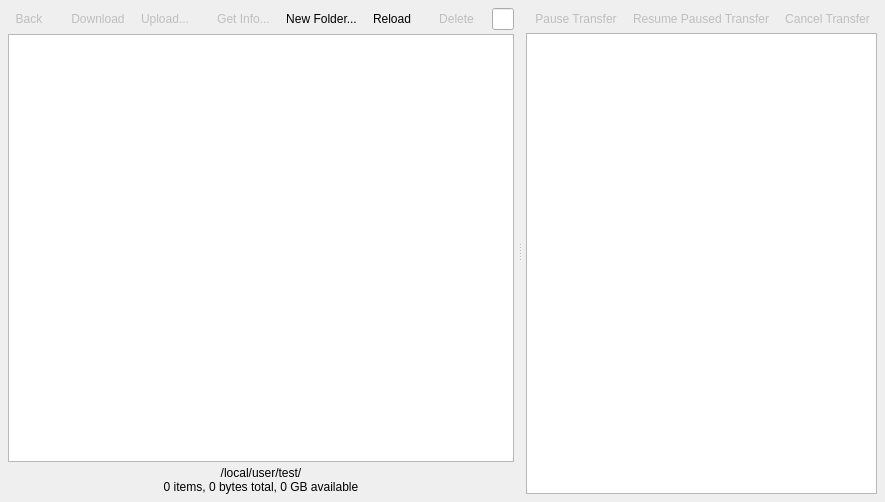
Before: the Qt Designer form qw_client/QwcFileBrowserWidget.ui in pcjpnet/qwired-suite, drawn with Qt 5.
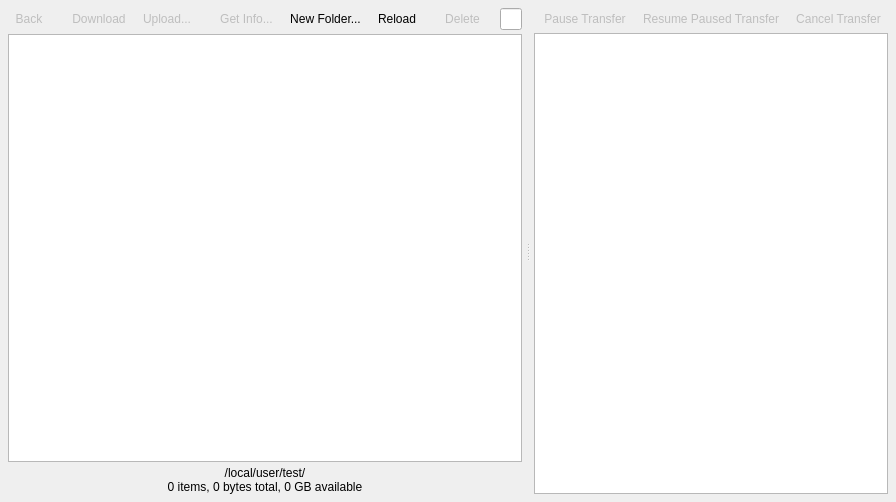
After: the same form once the commit is applied. The open tabs and pages were chosen to show the change. Icons and pictures are not drawn.

Commit message: * Some layout optimizations on OS X.

Diff of the .ui file:
```diff
--- a/qw_client/QwcFileBrowserWidget.ui
+++ b/qw_client/QwcFileBrowserWidget.ui
@@ -51,9 +51,9 @@
          <number>0</number>
         </property>
         <item>
-         <layout class="QHBoxLayout">
+         <layout class="QHBoxLayout" name="buttonLayout">
           <property name="spacing">
-           <number>2</number>
+           <number>3</number>
           </property>
           <item>
            <widget class="QToolButton" name="btnBack">
@@ -88,7 +88,7 @@
            </widget>
           </item>
           <item>
-           <spacer>
+           <spacer name="spacer_2">
             <property name="orientation">
              <enum>Qt::Horizontal</enum>
             </property>
@@ -120,8 +120,8 @@
             </property>
             <property name="iconSize">
              <size>
-              <width>20</width>
-              <height>20</height>
+              <width>16</width>
+              <height>16</height>
              </size>
             </property>
             <property name="toolButtonStyle">
@@ -150,8 +150,8 @@
             </property>
             <property name="iconSize">
              <size>
-              <width>20</width>
-              <height>20</height>
+              <width>16</width>
+              <height>16</height>
              </size>
             </property>
             <property name="toolButtonStyle">
@@ -195,8 +195,8 @@
             </property>
             <property name="iconSize">
              <size>
-              <width>20</width>
-              <height>20</height>
+              <width>16</width>
+              <height>16</height>
              </size>
             </property>
             <property name="toolButtonStyle">
@@ -224,8 +224,8 @@
             </property>
             <property name="iconSize">
              <size>
-              <width>20</width>
-              <height>20</height>
+              <width>16</width>
+              <height>16</height>
              </size>
             </property>
             <property name="toolButtonStyle">
@@ -253,8 +253,8 @@
             </property>
             <property name="iconSize">
              <size>
-              <width>20</width>
-              <height>20</height>
+              <width>16</width>
+              <height>16</height>
              </size>
             </property>
             <property name="shortcut">
@@ -269,7 +269,7 @@
            </widget>
           </item>
           <item>
-           <spacer>
+           <spacer name="spacer_4">
             <property name="orientation">
              <enum>Qt::Horizontal</enum>
             </property>
@@ -301,8 +301,8 @@
             </property>
             <property name="iconSize">
              <size>
-              <width>20</width>
-              <height>20</height>
+              <width>16</width>
+              <height>16</height>
              </size>
             </property>
             <property name="toolButtonStyle">
@@ -314,7 +314,7 @@
            </widget>
           </item>
           <item>
-           <spacer>
+           <spacer name="spacer_3">
             <property name="orientation">
              <enum>Qt::Horizontal</enum>
             </property>
@@ -770,7 +770,7 @@
         <number>4</number>
        </property>
        <property name="horizontalSpacing">
-        <number>2</number>
+        <number>3</number>
        </property>
        <property name="verticalSpacing">
         <number>4</number>
@@ -802,8 +802,8 @@
          </property>
          <property name="iconSize">
           <size>
-           <width>20</width>
-           <height>20</height>
+           <width>16</width>
+           <height>16</height>
           </size>
          </property>
          <property name="autoRaise">
@@ -825,8 +825,8 @@
          </property>
          <property name="iconSize">
           <size>
-           <width>20</width>
-           <height>20</height>
+           <width>16</width>
+           <height>16</height>
           </size>
          </property>
          <property name="autoRaise">
@@ -848,8 +848,8 @@
          </property>
          <property name="iconSize">
           <size>
-           <width>20</width>
-           <height>20</height>
+           <width>16</width>
+           <height>16</height>
           </size>
          </property>
          <property name="autoRaise">
```
Left out of the diff: 34 changed lines with no effect on the pictures.
